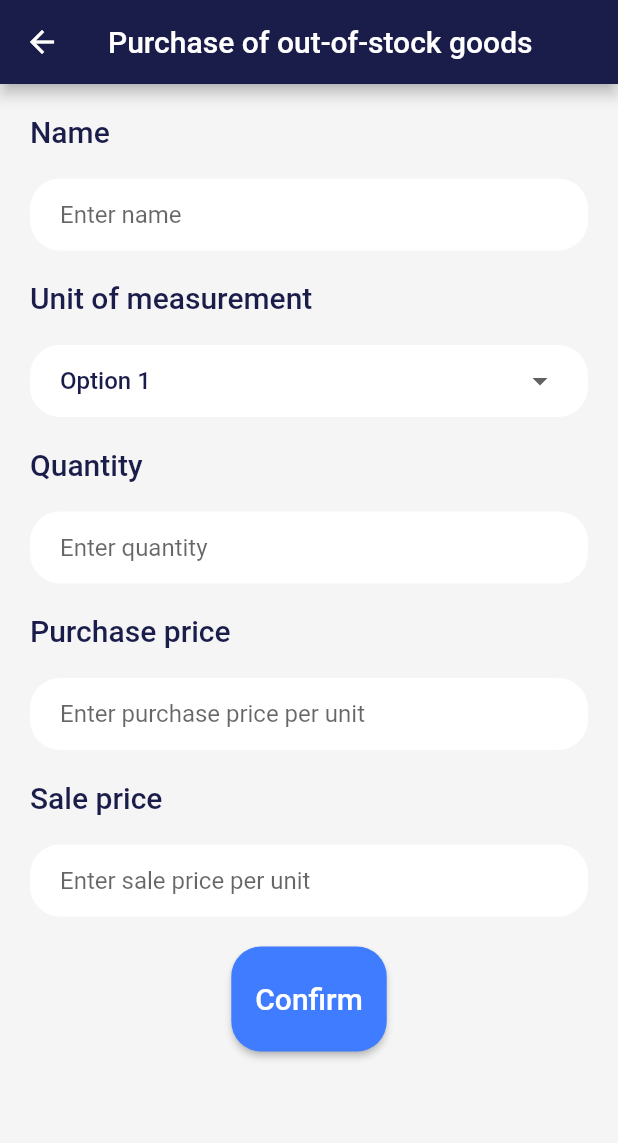
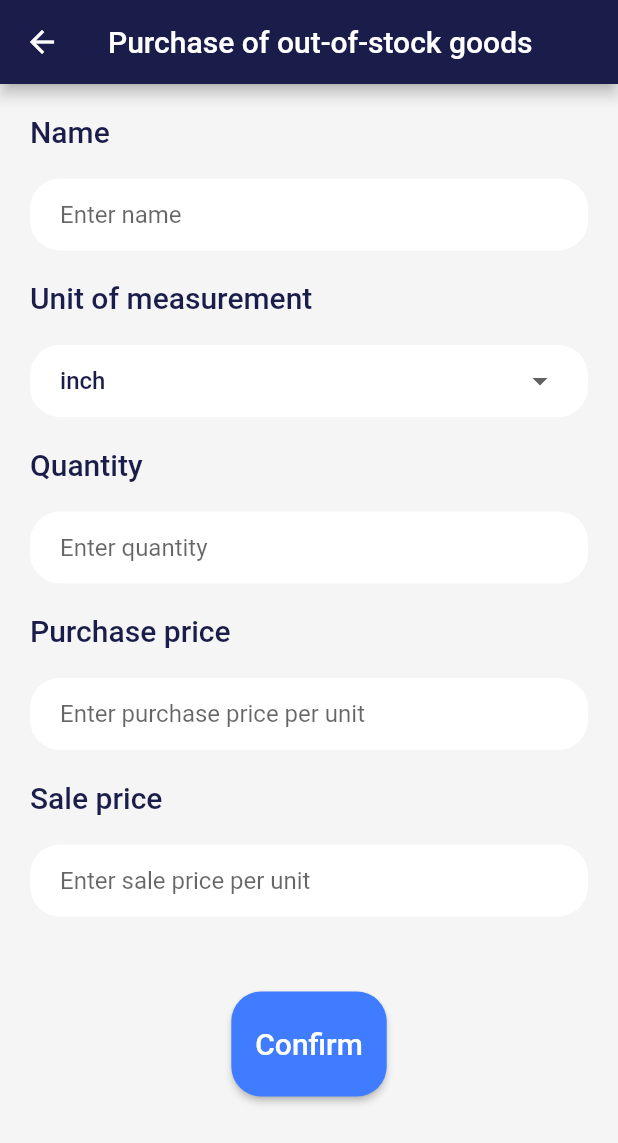
Before and after one commit to nijatjafarov/InventoryManagementFlutter, a Flutter app: the screen it shows after launch, item 3 of the bottom bar chosen, after a tap on "purchase of out-of-stock goods", on a phone screen of 412 x 824 dp. Shown: the top 1143 px of the screen. Run offline on Flutter 3.47's test engine with Material 2 defaults, Android fonts, the phone set to English and light mode, and no system bars; our stand-ins replace sqflite; accounts and stored records are empty.

```diff
--- a/inventory_management/lib/db/database.dart
+++ b/inventory_management/lib/db/database.dart
@@ -54,15 +54,7 @@ CREATE TABLE $tableReports (
   }
 
   Future<Goods> createGoods(Goods goods) async {
-    final db = await instance.database;
-
-    // final json = note.toJson();
-    // final columns =
-    //     '${NoteFields.title}, ${NoteFields.description}, ${NoteFields.time}';
-    // final values =
-    //     '${json[NoteFields.title]}, ${json[NoteFields.description]}, ${json[NoteFields.time]}';
-    // final id = await db
-    //     .rawInsert('INSERT INTO table_name ($columns) VALUES ($values)');
+    final db = await database;
 
     final id = await db.insert(tableGoods, goods.toJson());
     return goods.copy(id: id);
@@ -86,15 +78,16 @@ CREATE TABLE $tableReports (
   // }
 
   Future<List<Goods>> readGoods() async {
-    final db = await instance.database;
+  final db = await instance.database;
 
-    //final orderBy = '${GoodsFields.time} ASC';
-    // final result =
-    //     await db.rawQuery('SELECT * FROM $tableNotes ORDER BY $orderBy');
+    // Make sure the database is still open
+    if (db.isOpen) {
+      final result = await db.query(tableGoods);
 
-    final result = await db.query(tableGoods, /*orderBy: orderBy*/);
-
-    return result.map((json) => Goods.fromJson(json)).toList();
+      return result.map((json) => Goods.fromJson(json)).toList();
+    } else {
+      throw Exception('Database is closed');
+    }
   }
 
   Future<int> updateGoods(Goods goods) async {
--- a/inventory_management/lib/pages/info.dart
+++ b/inventory_management/lib/pages/info.dart
@@ -37,9 +37,32 @@ class _InfoPageState extends State<InfoPage> {
     setState(() => isLoading = false);
   }
 
+  List<DataRow> buildDataRows() {
+    List<DataRow> rows = [];
+
+    for(int i = 0; i < goods.length; i++) {
+      rows.add(
+        DataRow(cells: [
+          DataCell(Text(goods[i].name)),
+          DataCell(Text(goods[i].measurementUnit)),
+          DataCell(Text(goods[i].quantity.toString())),
+          DataCell(Text(goods[i].purchasePrice.toString())),
+          DataCell(Text(goods[i].salesPrice.toString())),
+        ]),
+      );
+    }
+    return rows;
+  }
+
   @override
   Widget build(BuildContext context) {
-    return ListView(
+    return isLoading ? const Center(child: CircularProgressIndicator(color: Color.fromRGBO(26, 28, 74, 1),),)
+    : goods.isNotEmpty ? const Center(child: Text("There is no item in your stock", style: TextStyle(
+              color: Color.fromRGBO(26, 28, 74, 1),
+              fontSize: 20,
+              fontWeight: FontWeight.w500
+            ),
+          ),) : ListView(
         padding: const EdgeInsets.symmetric(horizontal: 20),
         children: [
           Card(
@@ -62,6 +85,7 @@ class _InfoPageState extends State<InfoPage> {
             ),
             )
           ),
+
           const Text("List of your goods", style: TextStyle(
               color: Color.fromRGBO(26, 28, 74, 1),
               fontSize: 20,
@@ -87,44 +111,7 @@ class _InfoPageState extends State<InfoPage> {
                     DataColumn(label: Text('Quantity', style: TextStyle(fontSize: 16, fontWeight: FontWeight.bold, color: Colors.white))),
                     DataColumn(label: Text('Purchase price', style: TextStyle(fontSize: 16, fontWeight: FontWeight.bold, color: Colors.white))),
                     DataColumn(label: Text('Sale price', style: TextStyle(fontSize: 16, fontWeight: FontWeight.bold, color: Colors.white)))
-                  ], rows: const [
-                    DataRow(cells: [
-                      DataCell(
-                        Text('Product 1')),
-                      DataCell(
-                        Text('kg')),
-                      DataCell(
-                        Text('120')),
-                      DataCell(
-                        Text('10')),
-                      DataCell(
-                        Text('15')),
-                    ]),
-                    DataRow(cells: [
-                      DataCell(
-                        Text('Product 2')),
-                      DataCell(
-                        Text('m')),
-                      DataCell(
-                        Text('15')),
-                      DataCell(
-                        Text('12')),
-                      DataCell(
-                        Text('17')),
-                    ]),
-                    DataRow(cells: [
-                      DataCell(
-                        Text('Product 3')),
-                      DataCell(
-                        Text('l')),
-                      DataCell(
-                        Text('10')),
-                      DataCell(
-                        Text('1')),
-                      DataCell(
-                        Text('2')),
-                    ]),
-                  ]
+                  ], rows: buildDataRows(),
                 ),
               )
           )
--- a/inventory_management/lib/pages/purchase_new_item.dart
+++ b/inventory_management/lib/pages/purchase_new_item.dart
@@ -1,19 +1,47 @@
 import 'package:flutter/material.dart';
 import 'package:inventory_management/common_widgets/app_bar.dart';
+import 'package:inventory_management/db/database.dart';
+import 'package:inventory_management/models/goods.dart';
 
 class PurhaseNewItemPage extends StatefulWidget {
-  const PurhaseNewItemPage({super.key});
+  final Goods? goods;
+
+  const PurhaseNewItemPage({
+    Key? key,
+    this.goods,
+  }) : super(key: key);
 
   @override
   State<PurhaseNewItemPage> createState() => _PurhaseNewItemPageState();
 }
 
 class _PurhaseNewItemPageState extends State<PurhaseNewItemPage> {
-  String? selectUnitValue = 'Option 1';
+  List<String> measurementUnits = ['inch', 'foot', 'meter', 'centimeter', 'millimeter', 'square foot', 'square meter', 'square inch', 'hectare', 'acre', 'gallon', 'liter', 'milliliter', 'cubic feet', 'cubic meter', 'pound', 'kilogram', 'gram', 'ounce', 'second', 'minute', 'hour', 'day', 'week', 'month', 'year', 'dozen', 'gross', 'unit', 'piece'];
+  String? selectUnitValue = 'inch';
+
+  final _formKey = GlobalKey<FormState>();
+  late String name;
+  late String measurementUnit;
+  late double quantity;
+  late double purchasePrice;
+  late double salesPrice;
+
+  @override
+  void initState() {
+    super.initState();
+
+    name = widget.goods?.name ?? '';
+    measurementUnit = widget.goods?.measurementUnit ?? measurementUnits[0];
+    quantity = widget.goods?.quantity ?? 0.0;
+    purchasePrice = widget.goods?.purchasePrice ?? 0.0;
+    salesPrice = widget.goods?.salesPrice ?? 0.0;
+  }
 
   @override
   Widget build(BuildContext context) {
-    return Scaffold(
+    return Form(
+      key: _formKey,
+      child: Scaffold(
       backgroundColor: const Color.fromRGBO(245, 245, 245, 1),
       appBar: const MyAppBar(titl: Text('Purchase of out-of-stock goods')),
       body: ListView(
@@ -32,11 +60,18 @@ class _PurhaseNewItemPageState extends State<PurhaseNewItemPage> {
               color: Colors.white,
               borderRadius: BorderRadius.circular(20)
             ),
-            child: const TextField(
-              decoration: InputDecoration(
+            child: TextFormField(
+              initialValue: name,
+              decoration: const InputDecoration(
                 border: InputBorder.none,
                 hintText: 'Enter name'
               ),
+              validator: (value) {
+                if(value == null || value == '') {
+                  return "Enter a value";
+                }
+                return null;
+              },
             )
           ),
           const SizedBox(height: 20),
@@ -61,8 +96,8 @@ class _PurhaseNewItemPageState extends State<PurhaseNewItemPage> {
                     selectUnitValue = newValue!;
                   });
                 },
-                items: <String>['Option 1', 'Option 2', 'Option 3', 'Option 4']
-                  .map<DropdownMenuItem<String>>((String value) {
+                items: measurementUnits
+                .map<DropdownMenuItem<String>>((String value) {
                     return DropdownMenuItem<String>(
                       value: value,
                       child: Text(value),
@@ -87,11 +122,20 @@ class _PurhaseNewItemPageState extends State<PurhaseNewItemPage> {
               color: Colors.white,
               borderRadius: BorderRadius.circular(20)
             ),
-            child: const TextField(
-              decoration: InputDecoration(
+            child: TextFormField(
+              initialValue: quantity != 0 ? quantity.toString() : null,
+              decoration: const InputDecoration(
                 border: InputBorder.none,
                 hintText: 'Enter quantity'
               ),
+              validator:(value) {
+                if( value == null || value == ''){
+                  return "Enter a quantity value";
+                } else if (double.tryParse(value) == null || double.parse(value) <= 0) {
+                  return "It is not a valid quantity value";
+                }
+                return null;
+              },
             )
           ),
           const SizedBox(height: 20),
@@ -108,11 +152,21 @@ class _PurhaseNewItemPageState extends State<PurhaseNewItemPage> {
               color: Colors.white,
               borderRadius: BorderRadius.circular(20)
             ),
-            child: const TextField(
-              decoration: InputDecoration(
+            child: TextFormField(
+              initialValue: purchasePrice != 0 ? purchasePrice.toString() : null,
+              decoration: const InputDecoration(
                 border: InputBorder.none,
                 hintText: 'Enter purchase price per unit'
               ),
+
+              validator:(value) {
+                if( value == null || value == ''){
+                  return "Enter a price value";
+                } else if (double.tryParse(value) == null || double.parse(value) <= 0) {
+                  return "It is not a valid price value";
+                }
+                return null;
+              },
             )
           ),
           const SizedBox(height: 20),
@@ -129,14 +183,23 @@ class _PurhaseNewItemPageState extends State<PurhaseNewItemPage> {
               color: Colors.white,
               borderRadius: BorderRadius.circular(20)
             ),
-            child: const TextField(
-              decoration: InputDecoration(
+            child: TextFormField(
+              initialValue: salesPrice != 0 ? salesPrice.toString() : null,
+              decoration: const InputDecoration(
                 border: InputBorder.none,
                 hintText: 'Enter sale price per unit'
               ),
+              validator:(value) {
+                if( value != null && value != ''){
+                  if (double.tryParse(value) == null  || double.parse(value) <= 0) {
+                  return "It is not a valid price value";
+                  }
+                }
+                return null;
+              },
             )
           ),
-        const SizedBox(height: 20),
+        const SizedBox(height: 50),
         Center(
             child: ElevatedButton(
               style: const ButtonStyle(
@@ -148,11 +211,48 @@ class _PurhaseNewItemPageState extends State<PurhaseNewItemPage> {
                 ),
 
               child: const Text('Confirm', style: TextStyle(fontSize: 20),),
-              onPressed: () {},
+              onPressed: addOrUpdateGoods,
               )
           ),
         ],
       ),
+    ),
+  );
+  }
+
+  void addOrUpdateGoods() async {
+    if(_formKey.currentState!.validate()){
+      final isUpdating = widget.goods != null;
+
+      if(isUpdating) {
+        await updateGoods();
+      } else {
+        await addGoods();
+      }
+      Navigator.of(context).pop();
+    }
+  }
+  Future updateGoods() async {
+    final goods = widget.goods!.copy(
+      name: name,
+      measurementUnit: measurementUnit,
+      quantity: quantity,
+      purchasePrice: purchasePrice,
+      salesPrice: salesPrice
     );
+
+    await MyDatabase.instance.updateGoods(goods);
+  }
+
+  Future addGoods() async {
+    final goods = Goods(
+      name: name,
+      measurementUnit: measurementUnit,
+      quantity: quantity,
+      purchasePrice: purchasePrice,
+      salesPrice: salesPrice
+    );
+
+    await MyDatabase.instance.createGoods(goods);
   }
 }
```
Also changed, not shown: inventory_management/lib/pages/analytics.dart (+52 -2 lines).
